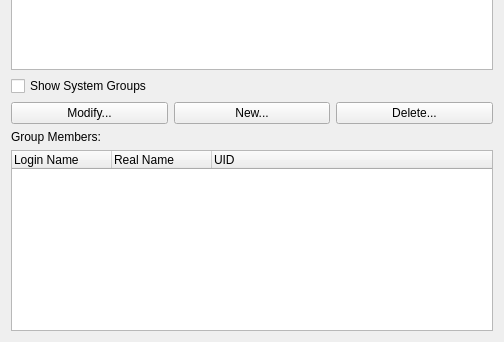
Old version of the form ui/groups.ui in the repository KDE/kcm-userconfig; both pictures show x 0 to 504 and y 148 to 490 of the 504 by 490 pixel window.
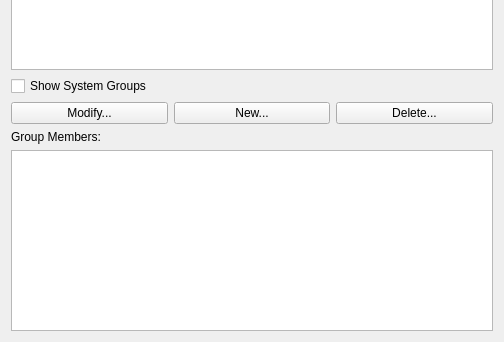
New version of the form.

Commit message: Start on group members list.  Add icons to buttons.

Diff of the .ui file:
```diff
--- a/ui/groups.ui
+++ b/ui/groups.ui
@@ -101,25 +101,13 @@
     </widget>
    </item>
    <item>
-    <widget class="QTreeWidget" name="groupmemberlist">
-     <property name="columnCount">
-      <number>3</number>
+    <widget class="QTreeView" name="groupmemberlistview">
+     <property name="rootIsDecorated">
+      <bool>false</bool>
      </property>
-     <column>
-      <property name="text">
-       <string>Login Name</string>
-      </property>
-     </column>
-     <column>
-      <property name="text">
-       <string>Real Name</string>
-      </property>
-     </column>
-     <column>
-      <property name="text">
-       <string>UID</string>
-      </property>
-     </column>
+     <property name="uniformRowHeights">
+      <bool>true</bool>
+     </property>
     </widget>
    </item>
   </layout>
```
The commit also changes 2 other files.
